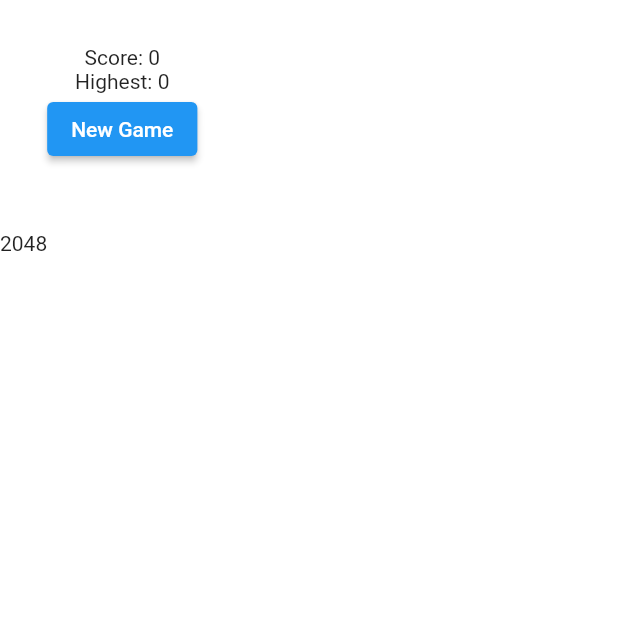
After one commit to KittenCN/flutter_demo, a Flutter app: the FivePage screen opened by its route, on a phone screen of 412 x 824 dp, the top half of it. The commit adds this screen. Run offline on Flutter 3.47's test engine with Material 2 defaults, Android fonts, the phone set to English and light mode, and no system bars.

Commit message:
add fivepage

```diff
--- a/lib/main.dart
+++ b/lib/main.dart
@@ -3,6 +3,7 @@ import 'src/first_page.dart';
 import 'src/second_page.dart';
 import 'src/third_page.dart';
 import 'src/four_page.dart';
+import 'src/five_page.dart';
 
 void main() {
   return runApp(const MyApp());
@@ -32,6 +33,10 @@ final menus = [
       name: 'FourPage',
       route: '/FourPage',
       builder: (context) => const FourPage()),
+  Menu(
+      name: 'FivePage',
+      route: '/FivePage',
+      builder: (context) => const FivePage()),
 ];
 
 class MyApp extends StatelessWidget {
--- /dev/null
+++ b/lib/src/five_page.dart
@@ -0,0 +1,51 @@
+import 'package:flutter/material.dart';
+import 'game2048/game2048panel.dart';
+
+class FivePage extends StatefulWidget {
+  const FivePage({Key? key}) : super(key: key);
+
+  @override
+  _FivePageState createState() => _FivePageState();
+}
+
+class _FivePageState extends State<FivePage> {
+  int currentScore = 0;
+  int highestScore = 0;
+  @override
+  Widget build(BuildContext context) {
+    return Scaffold(
+        extendBodyBehindAppBar: true,
+        body: Container(
+          padding: const EdgeInsets.only(top: 30),
+          color: Colors.white,
+          child: Column(
+            children: [
+              Flexible(child: gameHeader()),
+              Flexible(flex: 2, child: Game2048Panel()),
+            ],
+          ),
+        ));
+  }
+
+  Widget gameHeader() {
+    return Row(
+      children: [
+        const Text("2048"),
+        Column(
+          children: [
+            Text("Score: $currentScore"),
+            Text("Highest: $highestScore"),
+            ElevatedButton(
+              onPressed: () {
+                setState(() {
+                  currentScore = 0;
+                });
+              },
+              child: const Text("New Game"),
+            )
+          ],
+        )
+      ],
+    );
+  }
+}
--- a/lib/src/four_page.dart
+++ b/lib/src/four_page.dart
@@ -24,7 +24,6 @@ class FourPage extends StatelessWidget {
     );
   }
 }
-
 
 class FavoriteWidget extends StatefulWidget {
   const FavoriteWidget({Key? key}) : super(key: key);
--- /dev/null
+++ b/lib/src/game2048/game2048panel.dart
@@ -0,0 +1,74 @@
+import 'dart:math';
+import 'package:flutter/material.dart';
+
+class Game2048Panel extends StatefulWidget {
+  final ValueChanged<int>? onScoreChanged;
+  const Game2048Panel({Key? key, this.onScoreChanged})
+      : super(key: key);
+  @override
+  _Game2048PanelState createState() => _Game2048PanelState();
+}
+
+class _Game2048PanelState extends State<Game2048Panel> {
+  static const int SIZE = 4;
+  bool _isGameOver = false;
+  @override
+  Widget build(BuildContext context) {
+    if (_isGameOver) {
+      return Stack(
+        children: [
+          _buildGamePanel(context),
+          _buildGameOverMask(context),
+        ],
+      );
+    } else {
+      return _buildGamePanel(context);
+    }
+  }
+
+  Widget _buildGamePanel(BuildContext context) {
+    return GestureDetector(
+        child: AspectRatio(
+            aspectRatio: 1.0,
+            child: MediaQuery.removePadding(
+              removeTop: true,
+              context: context,
+              child: GridView.builder(
+                physics: const NeverScrollableScrollPhysics(),
+                gridDelegate: const SliverGridDelegateWithFixedCrossAxisCount(
+                  crossAxisCount: SIZE,
+                ),
+                itemCount: SIZE * SIZE,
+                itemBuilder: (context, index) {
+                  return _buildGameCell(0);
+                },
+              ),
+            )));
+  }
+  Widget _buildGameCell(int value) {
+    return Text(
+      value == 0 ? '' : value.toString(),
+    );
+  }
+  Widget _buildGameOverMask(BuildContext context) {
+    return AspectRatio(
+      aspectRatio: 1.0,
+      child: Center(
+        child: Column(
+          mainAxisAlignment: MainAxisAlignment.center,
+          children: [
+            const Text("Game Over"),
+            ElevatedButton(
+              onPressed: () {
+                setState(() {
+                  _isGameOver = false;
+                });
+              },
+              child: const Text("Restart"),
+            )
+          ]
+        )
+      )
+    );
+  }
+}
```
